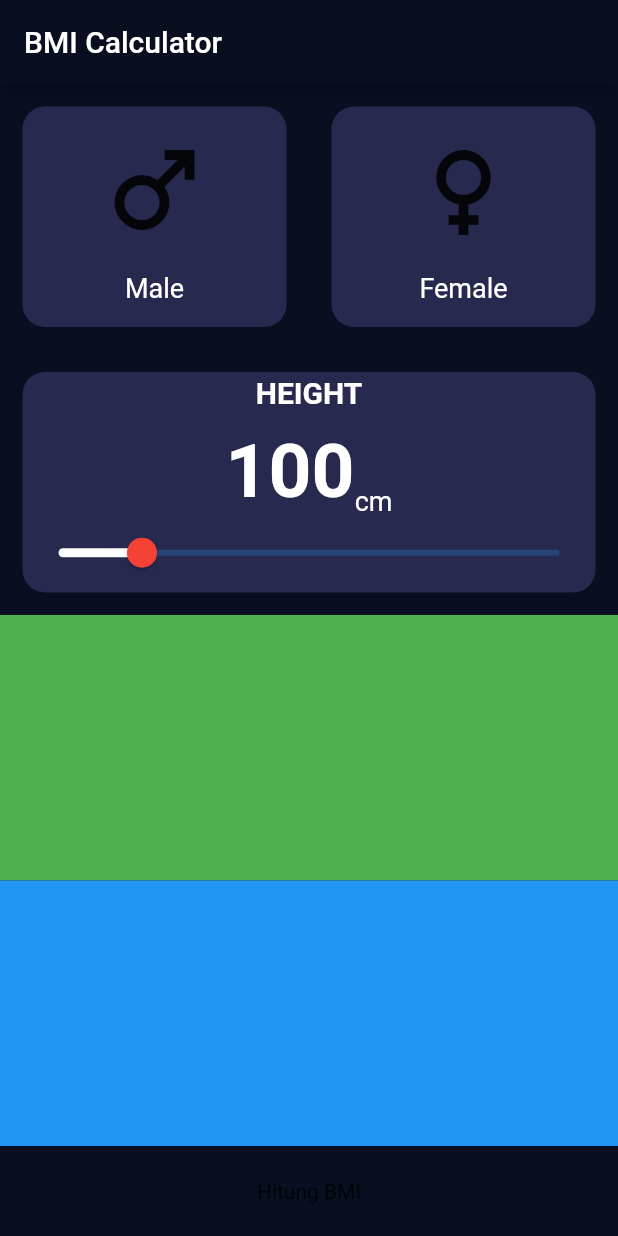
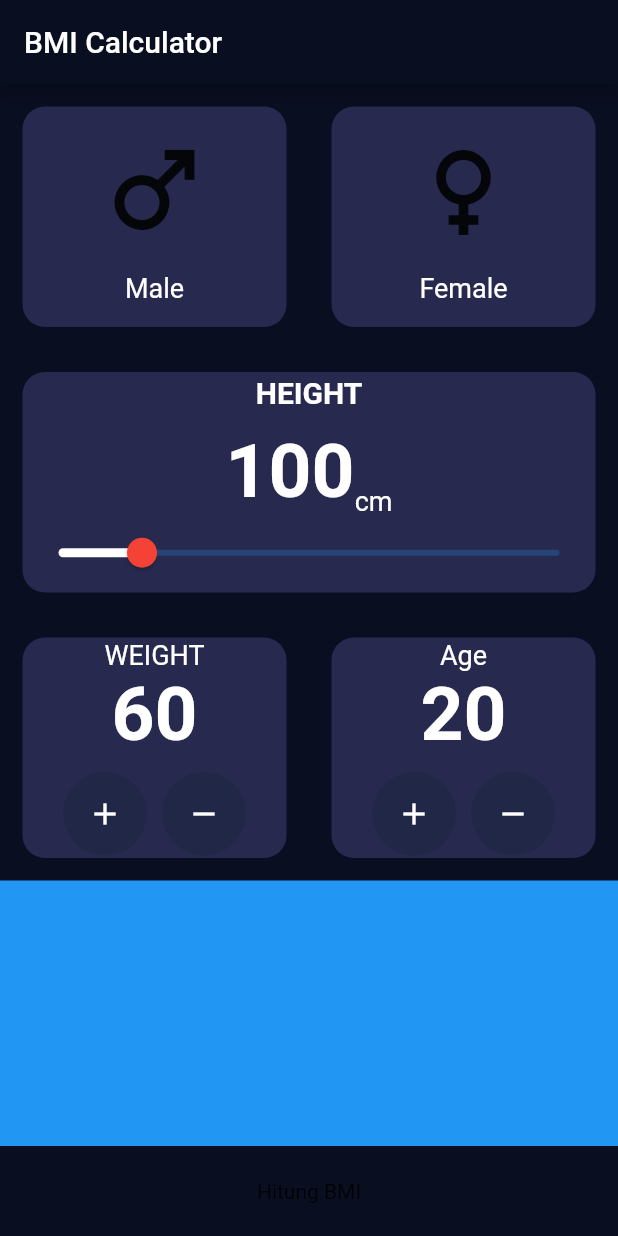
Before and after one commit to ulfacode/bmi, a Flutter app: the screen it shows after launch, on a phone screen of 412 x 824 dp. Run offline on Flutter 3.47's test engine with Material 2 defaults, Android fonts, the phone set to English and light mode, and no system bars.

Commit message:
10. BMI - weight and height section

```diff
--- a/lib/constants/constant.dart
+++ b/lib/constants/constant.dart
@@ -5,3 +5,8 @@ TextStyle? labelTextStyle = TextStyle(
   fontSize: 18,
   color: Colors.white, //Color(0xff8d8e98),
 );
+TextStyle numberTextStyle = TextStyle(
+  fontSize: 50,
+  fontWeight: FontWeight.bold,
+  color: Colors.white,
+);
--- a/lib/views/bmi_data_screen.dart
+++ b/lib/views/bmi_data_screen.dart
@@ -56,11 +56,7 @@ class _BmiDataScreenState extends State<BmiDataScreen> {
                     children: [
                       Text(
                         "$height",
-                        style: TextStyle(
-                          fontSize: 50,
-                          fontWeight: FontWeight.bold,
-                          color: Colors.white,
-                        ),
+                        style: numberTextStyle,
                       ),
                       Text(
                         "cm",
@@ -85,7 +81,114 @@ class _BmiDataScreenState extends State<BmiDataScreen> {
           )),
           Expanded(
               child: Container(
-            color: Colors.green,
+            child: Row(
+              children: [
+                Expanded(
+                  child: BmiCard(
+                    child: Column(
+                      mainAxisAlignment: MainAxisAlignment.center,
+                      children: [
+                        Text(
+                          "WEIGHT",
+                          style: labelTextStyle,
+                        ),
+                        Text(
+                          "60",
+                          style: numberTextStyle,
+                        ),
+                        SizedBox(height: 8),
+                        Row(
+                          mainAxisAlignment: MainAxisAlignment.center,
+                          children: [
+                            RawMaterialButton(
+                              onPressed: () {},
+                              elevation: 0,
+                              child: Icon(
+                                Icons.add,
+                                color: Colors.white,
+                              ),
+                              shape: CircleBorder(),
+                              fillColor: Color(0xff212747),
+                              constraints: BoxConstraints.tightFor(
+                                width: 56,
+                                height: 56,
+                              ),
+                            ),
+                            SizedBox(width: 10),
+                            RawMaterialButton(
+                              onPressed: () {},
+                              elevation: 0,
+                              child: Icon(
+                                Icons.remove,
+                                color: Colors.white,
+                              ),
+                              shape: CircleBorder(),
+                              fillColor: Color(0xff212747),
+                              constraints: BoxConstraints.tightFor(
+                                width: 56,
+                                height: 56,
+                              ),
+                            ),
+                          ],
+                        )
+                      ],
+                    ),
+                  ),
+                ),
+                Expanded(
+                  child: BmiCard(
+                    child: Column(
+                      mainAxisAlignment: MainAxisAlignment.center,
+                      children: [
+                        Text(
+                          "Age",
+                          style: labelTextStyle,
+                        ),
+                        Text(
+                          "20",
+                          style: numberTextStyle,
+                        ),
+                        SizedBox(height: 8),
+                        Row(
+                          mainAxisAlignment: MainAxisAlignment.center,
+                          children: [
+                            RawMaterialButton(
+                              onPressed: () {},
+                              elevation: 0,
+                              child: Icon(
+                                Icons.add,
+                                color: Colors.white,
+                              ),
+                              shape: CircleBorder(),
+                              fillColor: Color(0xff212747),
+                              constraints: BoxConstraints.tightFor(
+                                width: 56,
+                                height: 56,
+                              ),
+                            ),
+                            SizedBox(width: 10),
+                            RawMaterialButton(
+                              onPressed: () {},
+                              elevation: 0,
+                              child: Icon(
+                                Icons.remove,
+                                color: Colors.white,
+                              ),
+                              shape: CircleBorder(),
+                              fillColor: Color(0xff212747),
+                              constraints: BoxConstraints.tightFor(
+                                width: 56,
+                                height: 56,
+                              ),
+                            ),
+                          ],
+                        )
+                      ],
+                    ),
+                  ),
+                ),
+              ],
+            ),
           )),
           Expanded(
               child: Container(
```
